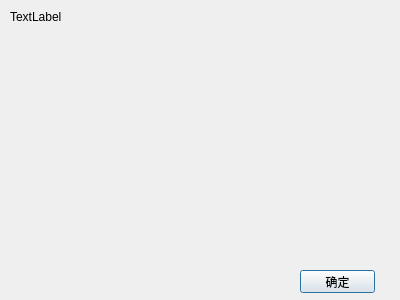
The window that src/RedisView/AppView/contributordialog.ui (cc20110101/RedisView) describes before a commit, drawn with Qt 5.
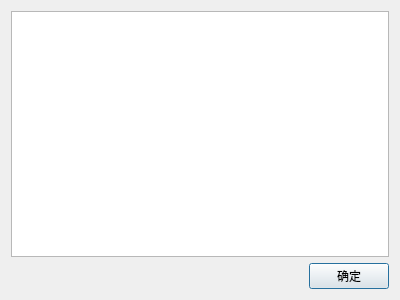
The same window after the commit.

What changed in the file:
```diff
--- a/src/RedisView/AppView/contributordialog.ui
+++ b/src/RedisView/AppView/contributordialog.ui
@@ -13,35 +13,39 @@
   <property name="windowTitle">
    <string>鸣谢</string>
   </property>
-  <widget class="QPushButton" name="pushButton">
-   <property name="geometry">
-    <rect>
-     <x>300</x>
-     <y>270</y>
-     <width>75</width>
-     <height>23</height>
-    </rect>
-   </property>
-   <property name="text">
-    <string>确定</string>
-   </property>
-  </widget>
-  <widget class="QLabel" name="label">
-   <property name="geometry">
-    <rect>
-     <x>10</x>
-     <y>10</y>
-     <width>381</width>
-     <height>251</height>
-    </rect>
-   </property>
-   <property name="text">
-    <string>TextLabel</string>
-   </property>
-   <property name="alignment">
-    <set>Qt::AlignLeading|Qt::AlignLeft|Qt::AlignTop</set>
-   </property>
-  </widget>
+  <layout class="QGridLayout" name="gridLayout_2">
+   <item row="0" column="0">
+    <layout class="QGridLayout" name="gridLayout">
+     <item row="0" column="0">
+      <widget class="QTextBrowser" name="_textBrowser"/>
+     </item>
+     <item row="1" column="0">
+      <layout class="QHBoxLayout" name="horizontalLayout">
+       <item>
+        <spacer name="_horizontalSpacer">
+         <property name="orientation">
+          <enum>Qt::Horizontal</enum>
+         </property>
+         <property name="sizeHint" stdset="0">
+          <size>
+           <width>40</width>
+           <height>20</height>
+          </size>
+         </property>
+        </spacer>
+       </item>
+       <item>
+        <widget class="QPushButton" name="_pushButton">
+         <property name="text">
+          <string>确定</string>
+         </property>
+        </widget>
+       </item>
+      </layout>
+     </item>
+    </layout>
+   </item>
+  </layout>
  </widget>
  <resources/>
  <connections/>
```
